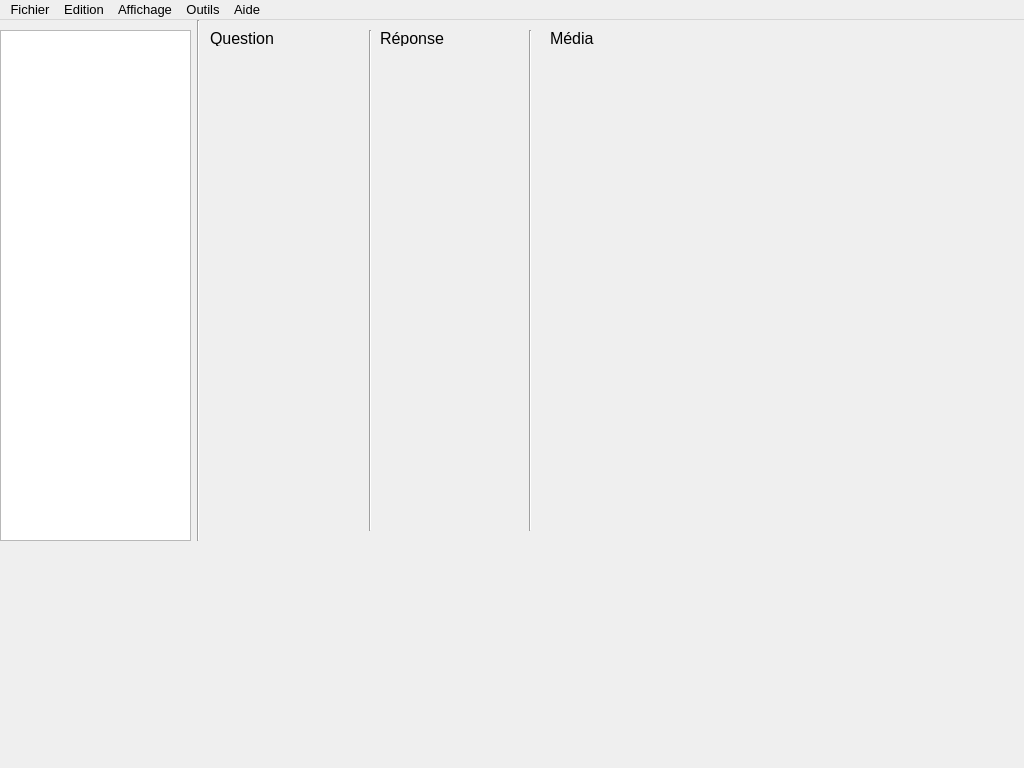
First picture: the form in app_pc/ProjetCo_AppPC/mainwindow.ui, repository AnceretMatthieu/bebete, before the edit.
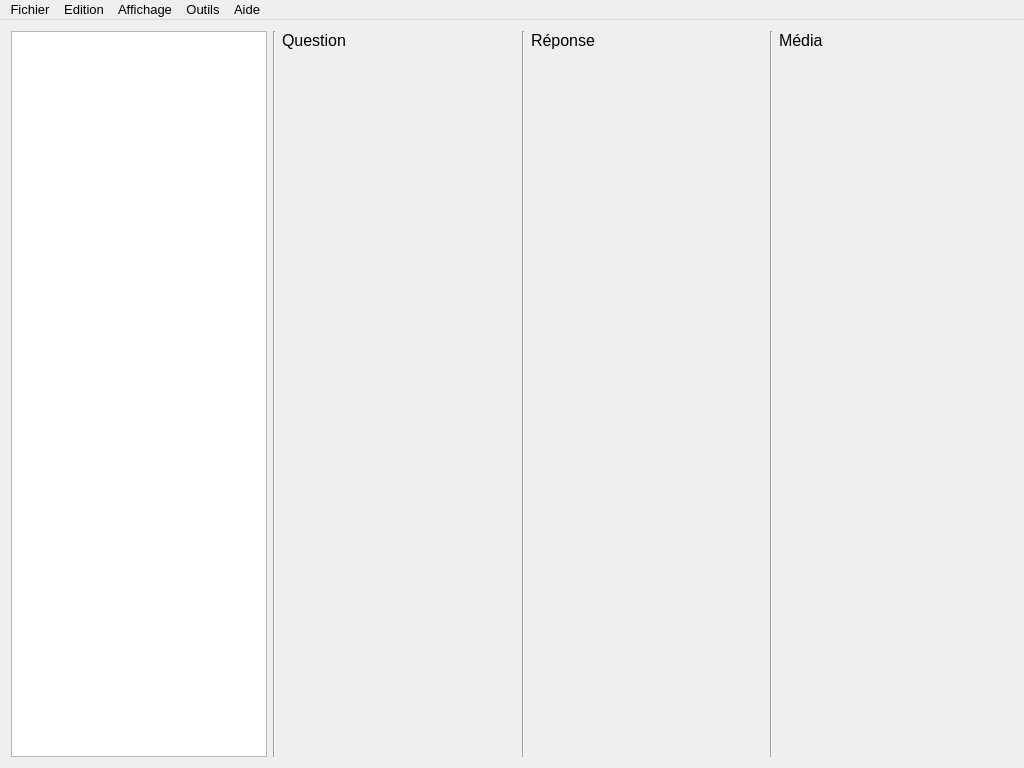
Second picture: the form after the edit.

Diff of the .ui file:
```diff
--- a/app_pc/ProjetCo_AppPC/mainwindow.ui
+++ b/app_pc/ProjetCo_AppPC/mainwindow.ui
@@ -23,56 +23,53 @@
    <property name="enabled">
     <bool>true</bool>
    </property>
-   <widget class="QTreeView" name="qlstArbo">
-    <property name="geometry">
-     <rect>
-      <x>0</x>
-      <y>10</y>
-      <width>191</width>
-      <height>511</height>
-     </rect>
-    </property>
     <property name="sizePolicy">
      <sizepolicy hsizetype="Expanding" vsizetype="Expanding">
       <horstretch>0</horstretch>
       <verstretch>0</verstretch>
      </sizepolicy>
     </property>
-   </widget>
+   <property name="minimumSize">
+    <size>
+     <width>0</width>
+     <height>0</height>
+    </size>
+   </property>
+   <layout class="QHBoxLayout" name="horizontalLayout">
+    <item>
+     <layout class="QHBoxLayout" name="horizontalLayout_2">
+      <property name="sizeConstraint">
+       <enum>QLayout::SetDefaultConstraint</enum>
+      </property>
+      <item>
+       <widget class="QTreeView" name="qlstArbo">
+        <property name="sizePolicy">
+         <sizepolicy hsizetype="Preferred" vsizetype="Preferred">
+          <horstretch>0</horstretch>
+          <verstretch>0</verstretch>
+         </sizepolicy>
+        </property>
+       </widget>
+      </item>
+      <item>
    <widget class="Line" name="line">
-    <property name="geometry">
-     <rect>
-      <x>190</x>
-      <y>0</y>
-      <width>16</width>
-      <height>521</height>
-     </rect>
-    </property>
     <property name="orientation">
      <enum>Qt::Vertical</enum>
     </property>
    </widget>
-   <widget class="Line" name="line_2">
-    <property name="geometry">
-     <rect>
-      <x>360</x>
-      <y>10</y>
-      <width>20</width>
-      <height>501</height>
-     </rect>
-    </property>
-    <property name="orientation">
-     <enum>Qt::Vertical</enum>
-    </property>
-   </widget>
+      </item>
+      <item>
+       <layout class="QVBoxLayout" name="verticalLayout">
+        <item>
    <widget class="QLabel" name="lblQuestion">
-    <property name="geometry">
-     <rect>
-      <x>210</x>
-      <y>10</y>
-      <width>151</width>
-      <height>16</height>
-     </rect>
+          <property name="enabled">
+           <bool>true</bool>
+          </property>
+          <property name="sizePolicy">
+           <sizepolicy hsizetype="Preferred" vsizetype="Preferred">
+            <horstretch>0</horstretch>
+            <verstretch>0</verstretch>
+           </sizepolicy>
     </property>
     <property name="font">
      <font>
@@ -83,15 +80,33 @@
      <string>Question</string>
     </property>
    </widget>
+        </item>
+        <item>
+         <spacer name="verticalSpacer">
+          <property name="orientation">
+           <enum>Qt::Vertical</enum>
+          </property>
+          <property name="sizeHint" stdset="0">
+           <size>
+            <width>20</width>
+            <height>40</height>
+           </size>
+          </property>
+         </spacer>
+        </item>
+       </layout>
+      </item>
+      <item>
+       <widget class="Line" name="line_2">
+        <property name="orientation">
+         <enum>Qt::Vertical</enum>
+        </property>
+       </widget>
+      </item>
+      <item>
+       <layout class="QVBoxLayout" name="verticalLayout_2">
+        <item>
    <widget class="QLabel" name="lblReponse">
-    <property name="geometry">
-     <rect>
-      <x>380</x>
-      <y>10</y>
-      <width>141</width>
-      <height>16</height>
-     </rect>
-    </property>
     <property name="font">
      <font>
       <pointsize>12</pointsize>
@@ -101,28 +116,33 @@
      <string>Réponse</string>
     </property>
    </widget>
+        </item>
+        <item>
+         <spacer name="verticalSpacer_2">
+          <property name="orientation">
+           <enum>Qt::Vertical</enum>
+          </property>
+          <property name="sizeHint" stdset="0">
+           <size>
+            <width>20</width>
+            <height>40</height>
+           </size>
+          </property>
+         </spacer>
+        </item>
+       </layout>
+      </item>
+      <item>
    <widget class="Line" name="line_3">
-    <property name="geometry">
-     <rect>
-      <x>520</x>
-      <y>10</y>
-      <width>20</width>
-      <height>501</height>
-     </rect>
-    </property>
     <property name="orientation">
      <enum>Qt::Vertical</enum>
     </property>
    </widget>
+      </item>
+      <item>
+       <layout class="QVBoxLayout" name="verticalLayout_3">
+        <item>
    <widget class="QLabel" name="lblReponse_2">
-    <property name="geometry">
-     <rect>
-      <x>550</x>
-      <y>10</y>
-      <width>141</width>
-      <height>16</height>
-     </rect>
-    </property>
     <property name="font">
      <font>
       <pointsize>12</pointsize>
@@ -132,6 +152,25 @@
      <string>Média</string>
     </property>
    </widget>
+        </item>
+        <item>
+         <spacer name="verticalSpacer_3">
+          <property name="orientation">
+           <enum>Qt::Vertical</enum>
+          </property>
+          <property name="sizeHint" stdset="0">
+           <size>
+            <width>20</width>
+            <height>40</height>
+           </size>
+          </property>
+         </spacer>
+        </item>
+       </layout>
+      </item>
+     </layout>
+    </item>
+   </layout>
   </widget>
   <widget class="QMenuBar" name="menuBar">
    <property name="geometry">
```
Lines whose indentation alone changed are shown as unchanged.
